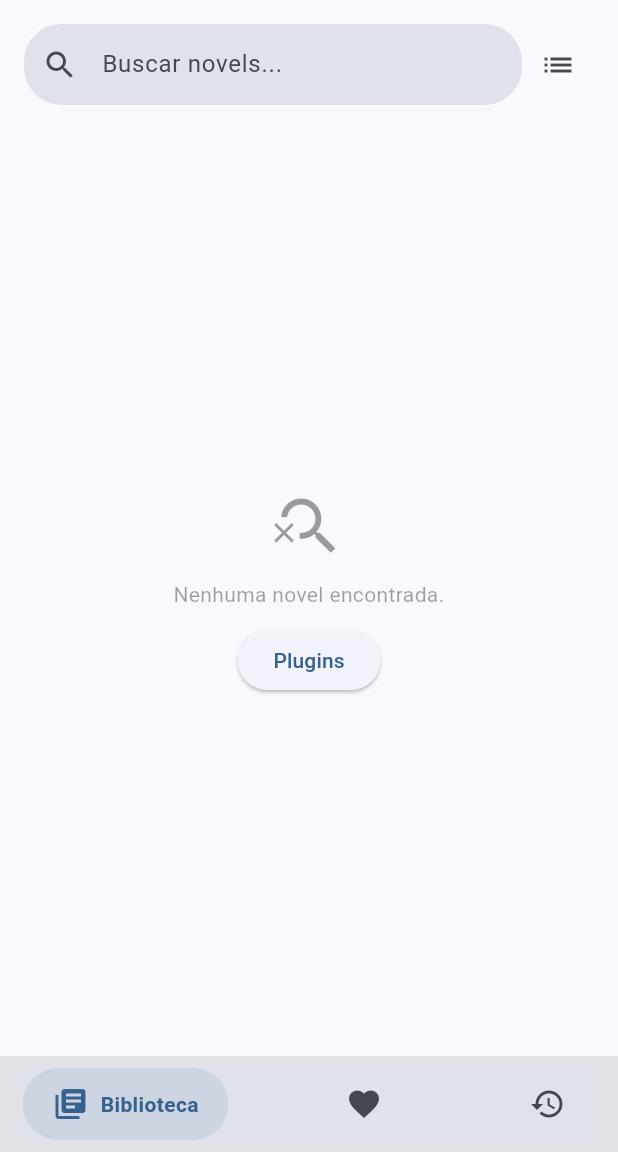
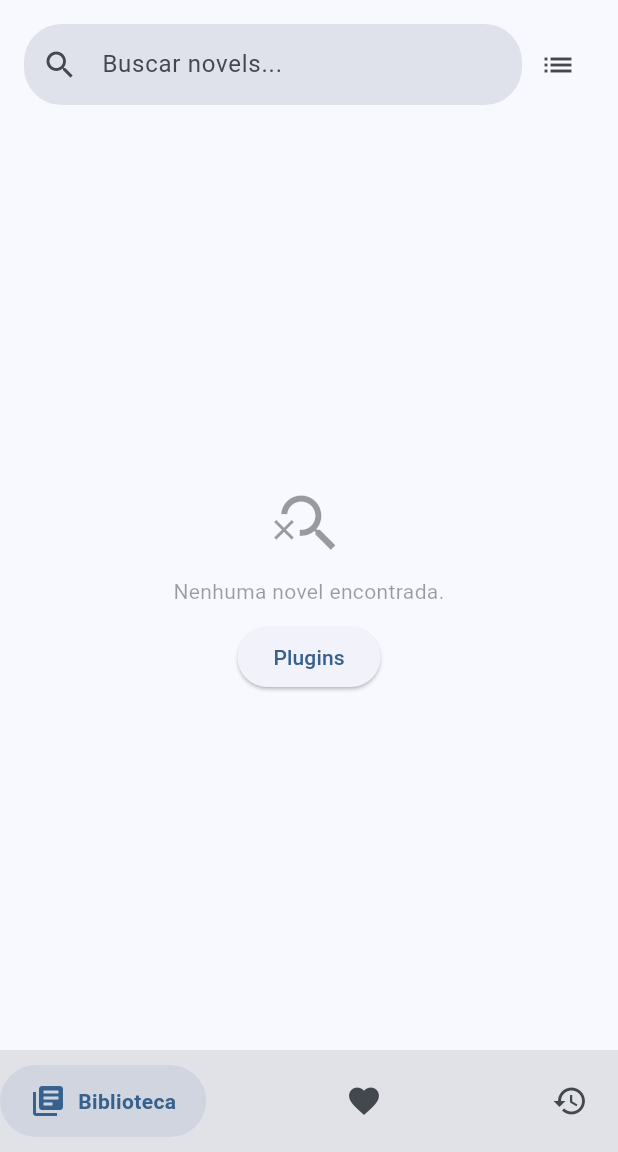
Before and after one commit to Luiz-eduardp/akashic_records, a Flutter app: the HomeScreen screen opened directly, on a phone screen of 412 x 824 dp, the part 84-1236 px from its top. Run offline on Flutter 3.47's test engine with Material 3 defaults, Android fonts, the phone set to English and light mode, and no system bars; drawn by our look-alikes of flutter_advanced_drawer, google_nav_bar; our stand-ins replace cached_network_image, cookie_jar, flutter_html, flutter_markdown, google_fonts, package_info_plus and 3 more; missing offline and left inert: flutter_code_editor, highlight; accounts and stored records are empty; network calls fail.

Commit message:
refactor(home_screen): adjust bottom navigation padding
- Reduced horizontal padding
- Increased vertical padding

```diff
--- a/lib/screens/home_screen.dart
+++ b/lib/screens/home_screen.dart
@@ -139,9 +139,8 @@ class _HomeScreenState extends State<HomeScreen> with TickerProviderStateMixin {
         ),
         bottomNavigationBar: Container(
           color: theme.colorScheme.surfaceContainerHighest,
-          padding: const EdgeInsets.symmetric(horizontal: 15.0, vertical: 8),
+          padding: const EdgeInsets.symmetric(horizontal: 0, vertical: 10),
           child: GNav(
-            backgroundColor: theme.colorScheme.surfaceVariant,
             gap: 8,
             activeColor: theme.colorScheme.primary,
             iconSize: 24,
```
